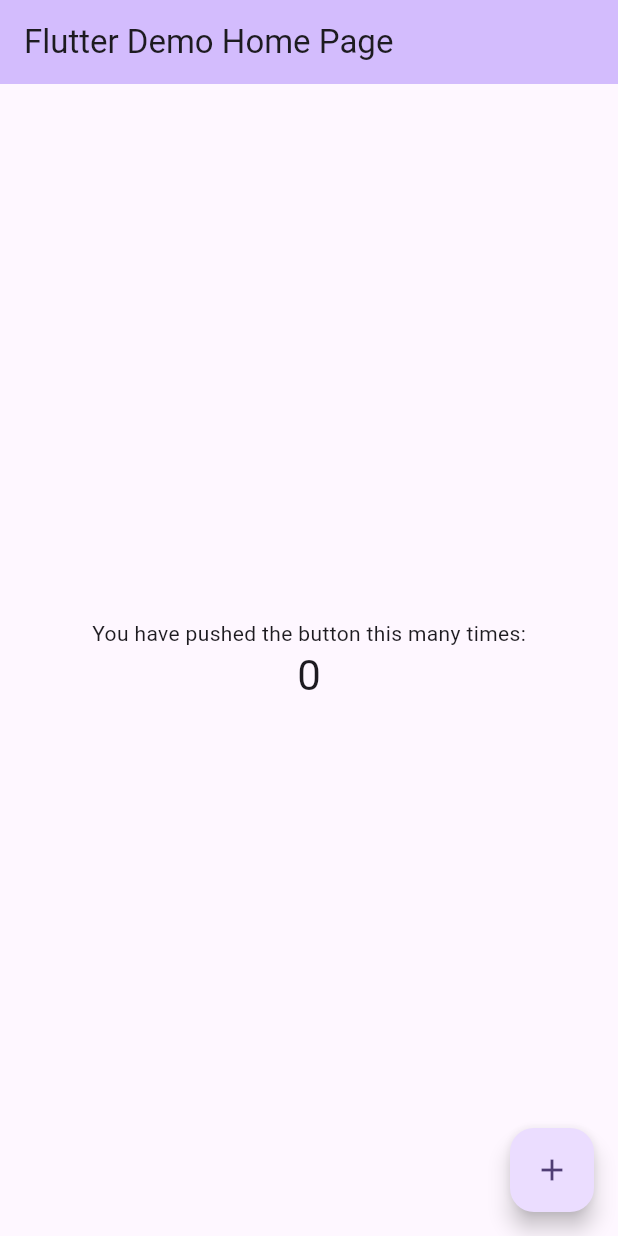
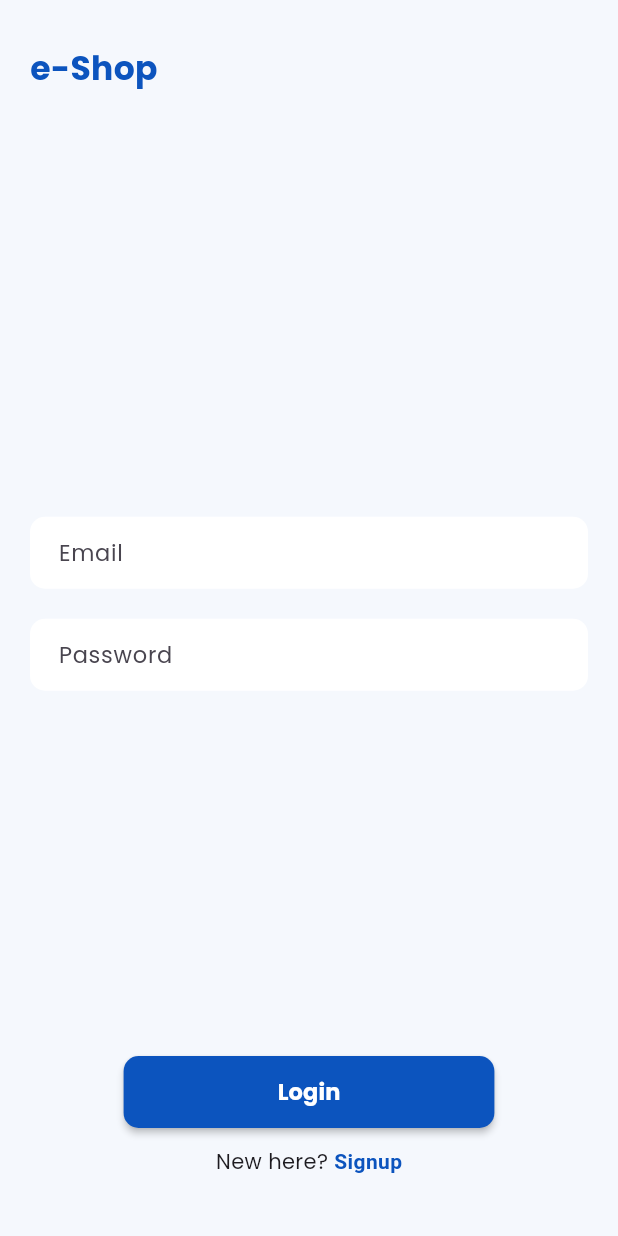
Before and after one commit to faizsr/e-Shop-App, a Flutter app: the screen it shows after launch, on a phone screen of 412 x 824 dp. Run offline on Flutter 3.47's test engine with Material 3 defaults, Android fonts, the phone set to English and light mode, and no system bars.

Commit message:
UI completed

```diff
--- a/lib/main.dart
+++ b/lib/main.dart
@@ -1,3 +1,5 @@
+import 'package:ecommerce_app/src/config/constants/app_colors.dart';
+import 'package:ecommerce_app/src/feature/auth/presentation/views/login/login_page.dart';
 import 'package:flutter/material.dart';
 
 void main() {
@@ -7,119 +9,16 @@ void main() {
 class MyApp extends StatelessWidget {
   const MyApp({super.key});
 
-  // This widget is the root of your application.
   @override
   Widget build(BuildContext context) {
     return MaterialApp(
-      title: 'Flutter Demo',
+      title: 'Ecommerce App',
+      debugShowCheckedModeBanner: false,
       theme: ThemeData(
-        // This is the theme of your application.
-        //
-        // TRY THIS: Try running your application with "flutter run". You'll see
-        // the application has a purple toolbar. Then, without quitting the app,
-        // try changing the seedColor in the colorScheme below to Colors.green
-        // and then invoke "hot reload" (save your changes or press the "hot
-        // reload" button in a Flutter-supported IDE, or press "r" if you used
-        // the command line to start the app).
-        //
-        // Notice that the counter didn't reset back to zero; the application
-        // state is not lost during the reload. To reset the state, use hot
-        // restart instead.
-        //
-        // This works for code too, not just values: Most code changes can be
-        // tested with just a hot reload.
-        colorScheme: ColorScheme.fromSeed(seedColor: Colors.deepPurple),
-        useMaterial3: true,
+        fontFamily: 'Poppins',
+        scaffoldBackgroundColor: AppColors.lightWhite,
       ),
-      home: const MyHomePage(title: 'Flutter Demo Home Page'),
+      home: const LoginPage(),
     );
   }
 }
-
-class MyHomePage extends StatefulWidget {
-  const MyHomePage({super.key, required this.title});
-
-  // This widget is the home page of your application. It is stateful, meaning
-  // that it has a State object (defined below) that contains fields that affect
-  // how it looks.
-
-  // This class is the configuration for the state. It holds the values (in this
-  // case the title) provided by the parent (in this case the App widget) and
-  // used by the build method of the State. Fields in a Widget subclass are
-  // always marked "final".
-
-  final String title;
-
-  @override
-  State<MyHomePage> createState() => _MyHomePageState();
-}
-
-class _MyHomePageState extends State<MyHomePage> {
-  int _counter = 0;
-
-  void _incrementCounter() {
-    setState(() {
-      // This call to setState tells the Flutter framework that something has
-      // changed in this State, which causes it to rerun the build method below
-      // so that the display can reflect the updated values. If we changed
-      // _counter without calling setState(), then the build method would not be
-      // called again, and so nothing would appear to happen.
-      _counter++;
-    });
-  }
-
-  @override
-  Widget build(BuildContext context) {
-    // This method is rerun every time setState is called, for instance as done
-    // by the _incrementCounter method above.
-    //
-    // The Flutter framework has been optimized to make rerunning build methods
-    // fast, so that you can just rebuild anything that needs updating rather
-    // than having to individually change instances of widgets.
-    return Scaffold(
-      appBar: AppBar(
-        // TRY THIS: Try changing the color here to a specific color (to
-        // Colors.amber, perhaps?) and trigger a hot reload to see the AppBar
-        // change color while the other colors stay the same.
-        backgroundColor: Theme.of(context).colorScheme.inversePrimary,
-        // Here we take the value from the MyHomePage object that was created by
-        // the App.build method, and use it to set our appbar title.
-        title: Text(widget.title),
-      ),
-      body: Center(
-        // Center is a layout widget. It takes a single child and positions it
-        // in the middle of the parent.
-        child: Column(
-          // Column is also a layout widget. It takes a list of children and
-          // arranges them vertically. By default, it sizes itself to fit its
-          // children horizontally, and tries to be as tall as its parent.
-          //
-          // Column has various properties to control how it sizes itself and
-          // how it positions its children. Here we use mainAxisAlignment to
-          // center the children vertically; the main axis here is the vertical
-          // axis because Columns are vertical (the cross axis would be
-          // horizontal).
-          //
-          // TRY THIS: Invoke "debug painting" (choose the "Toggle Debug Paint"
-          // action in the IDE, or press "p" in the console), to see the
-          // wireframe for each widget.
-          mainAxisAlignment: MainAxisAlignment.center,
-          children: <Widget>[
-            const Text(
-              'You have pushed the button this many times:',
-            ),
-            Text(
-              '$_counter',
-              style: Theme.of(context).textTheme.headlineMedium,
-            ),
-          ],
-        ),
-      ),
-      floatingActionButton: FloatingActionButton(
-        onPressed: _incrementCounter,
-        tooltip: 'Increment',
-        child: const Icon(Icons.add),
-      ), // This trailing comma makes auto-formatting nicer for build methods.
-    );
-  }
-}
--- /dev/null
+++ b/lib/src/config/constants/app_colors.dart
@@ -0,0 +1,9 @@
+import 'package:flutter/material.dart';
+
+class AppColors {
+  static const Color iceBlue = Color(0xFFCED3DC);
+  static const Color lightWhite = Color(0xFFF5F8FD);
+  static const Color white = Color(0xFFFFFFFF);
+  static const Color blueGray = Color(0xFF303F60);
+  static const Color blue = Color(0xFF0C54BE);
+}
--- /dev/null
+++ b/lib/src/config/constants/app_textstyles.dart
@@ -0,0 +1,27 @@
+import 'package:ecommerce_app/src/config/constants/app_colors.dart';
+import 'package:flutter/material.dart';
+
+class AppTextStyles {
+  static TextStyle heading() => const TextStyle(
+        fontSize: 22,
+        fontWeight: FontWeight.bold,
+        color: AppColors.blue,
+      );
+
+  static TextStyle heading2() => const TextStyle(
+        fontSize: 14.5,
+        color: Colors.black,
+        fontWeight: FontWeight.w600,
+      );
+
+  static TextStyle help() => const TextStyle(
+        fontWeight: FontWeight.bold,
+        color: AppColors.blue,
+      );
+
+  static TextStyle primary() => const TextStyle(
+        fontSize: 15,
+        color: Colors.white,
+        fontWeight: FontWeight.w600,
+      );
+}
--- /dev/null
+++ b/lib/src/config/utils/gap.dart
@@ -0,0 +1,8 @@
+import 'package:flutter/material.dart';
+
+SizedBox gap({double height = 0, double width = 0}) {
+  return SizedBox(
+    height: height,
+    width: width,
+  );
+}
--- /dev/null
+++ b/lib/src/feature/auth/presentation/views/login/login_page.dart
@@ -0,0 +1,81 @@
+import 'package:ecommerce_app/src/feature/product/presentation/views/product_list/product_list_page.dart';
+import 'package:flutter/material.dart';
+import 'package:ecommerce_app/src/config/constants/app_textstyles.dart';
+import 'package:ecommerce_app/src/config/utils/gap.dart';
+import 'package:ecommerce_app/src/feature/auth/presentation/views/signup/signup_page.dart';
+import 'package:ecommerce_app/src/feature/auth/presentation/widgets/auth_helper_widget.dart';
+import 'package:ecommerce_app/src/feature/auth/presentation/widgets/custom_filled_button.dart';
+import 'package:ecommerce_app/src/feature/auth/presentation/widgets/custom_text_form_field.dart';
+
+class LoginPage extends StatefulWidget {
+  const LoginPage({super.key});
+
+  @override
+  State<LoginPage> createState() => _LoginPageState();
+}
+
+class _LoginPageState extends State<LoginPage> {
+  final TextEditingController emailController = TextEditingController();
+  final TextEditingController passwordController = TextEditingController();
+
+  @override
+  Widget build(BuildContext context) {
+    return SafeArea(
+      child: Scaffold(
+        appBar: PreferredSize(
+          preferredSize: const Size.fromHeight(70),
+          child: Padding(
+            padding: const EdgeInsets.fromLTRB(20, 30, 0, 0),
+            child: Text(
+              'e-Shop',
+              style: AppTextStyles.heading(),
+            ),
+          ),
+        ),
+        body: Padding(
+          padding: const EdgeInsets.symmetric(horizontal: 20, vertical: 40),
+          child: Column(
+            mainAxisAlignment: MainAxisAlignment.center,
+            children: [
+              const Spacer(),
+              CustomTextFormField(
+                controller: emailController,
+                validator: (val) {
+                  return;
+                },
+                hintText: 'Email',
+              ),
+              gap(height: 20),
+              CustomTextFormField(
+                controller: passwordController,
+                validator: (val) {
+                  return;
+                },
+                hintText: 'Password',
+              ),
+              const Spacer(),
+              CustomFilledButton(
+                onPressed: () {
+                  Navigator.of(context).pushReplacement(MaterialPageRoute(
+                    builder: (context) => const ProductListPage(),
+                  ));
+                },
+                btnText: 'Login',
+              ),
+              gap(height: 12),
+              AuthHelperWidget(
+                text1: 'New here? ',
+                text2: 'Signup',
+                onTap: () {
+                  Navigator.of(context).push(MaterialPageRoute(
+                    builder: (context) => const SignUpPage(),
+                  ));
+                },
+              )
+            ],
+          ),
+        ),
+      ),
+    );
+  }
+}
--- /dev/null
+++ b/lib/src/feature/auth/presentation/widgets/auth_helper_widget.dart
@@ -0,0 +1,33 @@
+import 'package:ecommerce_app/src/config/constants/app_textstyles.dart';
+import 'package:flutter/material.dart';
+
+class AuthHelperWidget extends StatelessWidget {
+  const AuthHelperWidget({
+    super.key,
+    required this.text1,
+    required this.text2,
+    required this.onTap,
+  });
+
+  final String text1;
+  final String text2;
+  final void Function()? onTap;
+
+  @override
+  Widget build(BuildContext context) {
+    return InkWell(
+      onTap: onTap,
+      child: Text.rich(
+        TextSpan(
+          children: [
+            TextSpan(text: text1),
+            TextSpan(
+              text: text2,
+              style: AppTextStyles.help(),
+            )
+          ],
+        ),
+      ),
+    );
+  }
+}
--- /dev/null
+++ b/lib/src/feature/auth/presentation/widgets/custom_filled_button.dart
@@ -0,0 +1,34 @@
+import 'package:ecommerce_app/src/config/constants/app_colors.dart';
+import 'package:ecommerce_app/src/config/constants/app_textstyles.dart';
+import 'package:flutter/material.dart';
+
+class CustomFilledButton extends StatelessWidget {
+  final void Function()? onPressed;
+  final String btnText;
+
+  const CustomFilledButton({
+    super.key,
+    required this.onPressed,
+    required this.btnText,
+  });
+
+  @override
+  Widget build(BuildContext context) {
+    Widget child = Text(
+      btnText,
+      style: AppTextStyles.primary(),
+    );
+
+    return MaterialButton(
+      minWidth: MediaQuery.of(context).size.width * 0.6,
+      height: 48,
+      shape: RoundedRectangleBorder(
+        borderRadius: BorderRadius.circular(10),
+      ),
+      color: AppColors.blue,
+      disabledColor: AppColors.blue.withOpacity(0.5),
+      onPressed: onPressed,
+      child: child,
+    );
+  }
+}
--- /dev/null
+++ b/lib/src/feature/auth/presentation/widgets/custom_text_form_field.dart
@@ -0,0 +1,40 @@
+import 'package:ecommerce_app/src/config/constants/app_colors.dart';
+import 'package:flutter/material.dart';
+
+class CustomTextFormField extends StatelessWidget {
+  const CustomTextFormField({
+    super.key,
+    required this.controller,
+    required this.validator,
+    required this.hintText,
+  });
+  final TextEditingController? controller;
+  final String? Function(String?)? validator;
+  final String hintText;
+
+  @override
+  Widget build(BuildContext context) {
+    return TextFormField(
+      validator: validator,
+      controller: controller,
+      style: const TextStyle(fontSize: 15),
+      decoration: InputDecoration(
+        hintText: hintText,
+        hintStyle: const TextStyle(fontSize: 15),
+        filled: true,
+        fillColor: AppColors.white,
+        hoverColor: Colors.blueGrey.withOpacity(0.1),
+        prefixIconConstraints: const BoxConstraints(minWidth: 0, minHeight: 0),
+        prefixIcon: const SizedBox(width: 15),
+        contentPadding: const EdgeInsets.symmetric(
+          horizontal: 5,
+          vertical: 10,
+        ),
+        border: OutlineInputBorder(
+          borderSide: BorderSide.none,
+          borderRadius: BorderRadius.circular(10),
+        ),
+      ),
+    );
+  }
+}
```
Also changed, not shown: lib/src/feature/auth/presentation/views/signup/signup_page.dart (added, +90 -0 lines), lib/src/feature/product/presentation/views/product_list/product_list_page.dart (added, +54 -0 lines), lib/src/feature/product/presentation/widgets/product_card.dart (added, +90 -0 lines), pubspec.yaml (+8 -6 lines), assets/fonts/Poppins-Bold.ttf (added), assets/fonts/Poppins-ExtraBold.ttf (added), assets/fonts/Poppins-Light.ttf (added), assets/fonts/Poppins-Medium.ttf (added), assets/fonts/Poppins-Regular.ttf (added).
